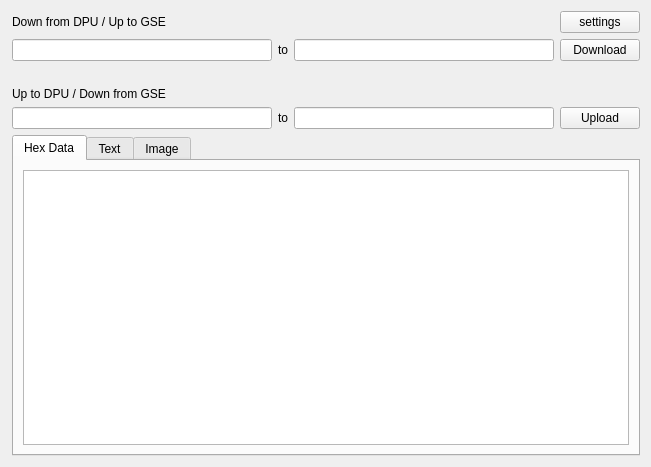
Old version of the form gspy-package/src/gspy_egse/gui/ui/fileDownUp.ui in the repository AnshKapoor/upgraded-fishstick.
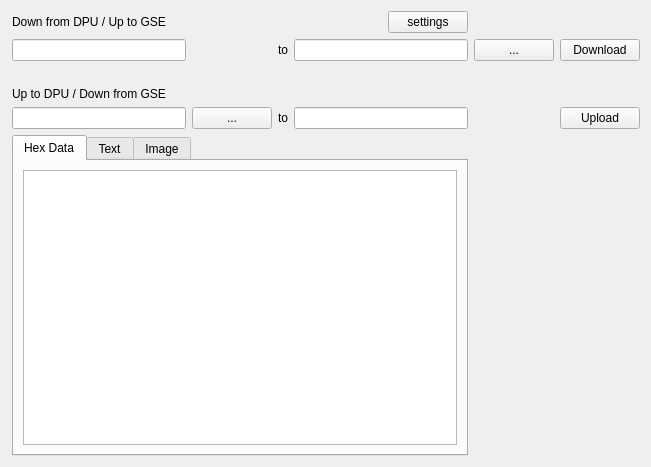
New version of the form.

The edit to the form file:
```diff
--- a/gspy-package/src/gspy_egse/gui/ui/fileDownUp.ui
+++ b/gspy-package/src/gspy_egse/gui/ui/fileDownUp.ui
@@ -14,13 +14,20 @@
    <string>Form</string>
   </property>
   <layout class="QGridLayout" name="gridLayout">
-   <item row="3" column="2">
+   <item row="3" column="3">
     <widget class="QLabel" name="label_4">
      <property name="text">
       <string>to</string>
      </property>
     </widget>
    </item>
+    <item row="3" column="2">
+        <widget class="QLabel" name="dummy_label">
+            <property name="visible">
+                <bool>false</bool>
+            </property>
+        </widget>
+    </item>
    <item row="4" column="1">
     <spacer name="verticalSpacer">
      <property name="orientation">
@@ -37,21 +44,21 @@
      </property>
     </spacer>
    </item>
-   <item row="6" column="2">
+   <item row="6" column="3">
     <widget class="QLabel" name="label_3">
      <property name="text">
       <string>to</string>
      </property>
     </widget>
    </item>
-   <item row="3" column="4">
+   <item row="3" column="6">
     <widget class="QPushButton" name="down_button">
      <property name="text">
       <string>Download</string>
      </property>
     </widget>
    </item>
-   <item row="6" column="4">
+   <item row="6" column="6">
     <widget class="QPushButton" name="up_button">
      <property name="text">
       <string>Upload</string>
@@ -61,6 +68,20 @@
    <item row="6" column="1">
     <widget class="QLineEdit" name="up_local_input"/>
    </item>
+    <item row="6" column="2">
+     <widget class="QPushButton" name="up_file_select_button">
+      <property name="text">
+       <string>...</string>
+      </property>
+     </widget>
+    </item>
+    <item row="6" column="5">
+        <widget class="QLabel" name="dummy_label">
+            <property name="visible">
+                <bool>false</bool>
+            </property>
+        </widget>
+    </item>
    <item row="5" column="1">
     <widget class="QLabel" name="label_2">
      <property name="text">
@@ -69,15 +90,18 @@
     </widget>
    </item>
    <item row="3" column="1">
-    <widget class="QLineEdit" name="down_remote_input">
-     <property name="text">
-      <string/>
-     </property>
-    </widget>
+    <widget class="QLineEdit" name="down_remote_input"/>
    </item>
-   <item row="3" column="3">
+   <item row="3" column="4">
     <widget class="QLineEdit" name="down_local_input"/>
    </item>
+    <item row="3" column="5">
+      <widget class="QPushButton" name="down_file_select_button">
+        <property name="text">
+            <string>...</string>
+        </property>
+      </widget>
+    </item>
    <item row="1" column="1" colspan="4">
     <layout class="QHBoxLayout" name="horizontalLayout">
      <item>
@@ -112,7 +136,7 @@
      </item>
     </layout>
    </item>
-   <item row="6" column="3">
+   <item row="6" column="4">
     <widget class="QLineEdit" name="up_remote_input"/>
    </item>
    <item row="8" column="0">
```
